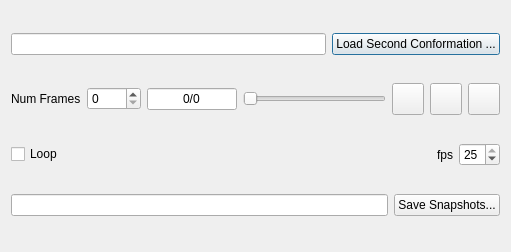
This is libavogadro/src/extensions/linmorphdialog.ui in cryos/avogadro as Qt 5 draws it before an edit. The edited form follows.
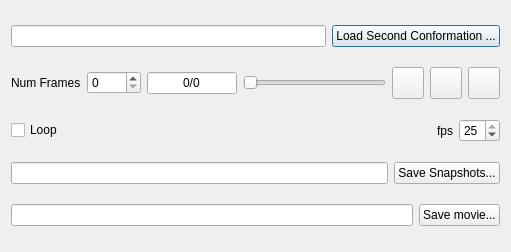
This is the edited form. Icons and pictures are not drawn.

Commit message:
* Took functionality of making a video of a trajectory from linmorph and placed into a separate class, TrajVideoMaker, with static functions. This way it can be reused with other trajectories.
* Fixed a bug in linmorph so now the number of frames and the number of
conformations match.

The edit to the form file:
```diff
--- a/libavogadro/src/extensions/linmorphdialog.ui
+++ b/libavogadro/src/extensions/linmorphdialog.ui
@@ -237,6 +237,20 @@
      </item>
     </layout>
    </item>
+   <item>
+    <layout class="QHBoxLayout" name="horizontalLayout_2" >
+     <item>
+      <widget class="QLineEdit" name="movieFileLine" />
+     </item>
+     <item>
+      <widget class="QPushButton" name="saveMovieButton" >
+       <property name="text" >
+        <string>Save movie...</string>
+       </property>
+      </widget>
+     </item>
+    </layout>
+   </item>
   </layout>
  </widget>
  <resources>
```
The commit also changes 10 other files.
